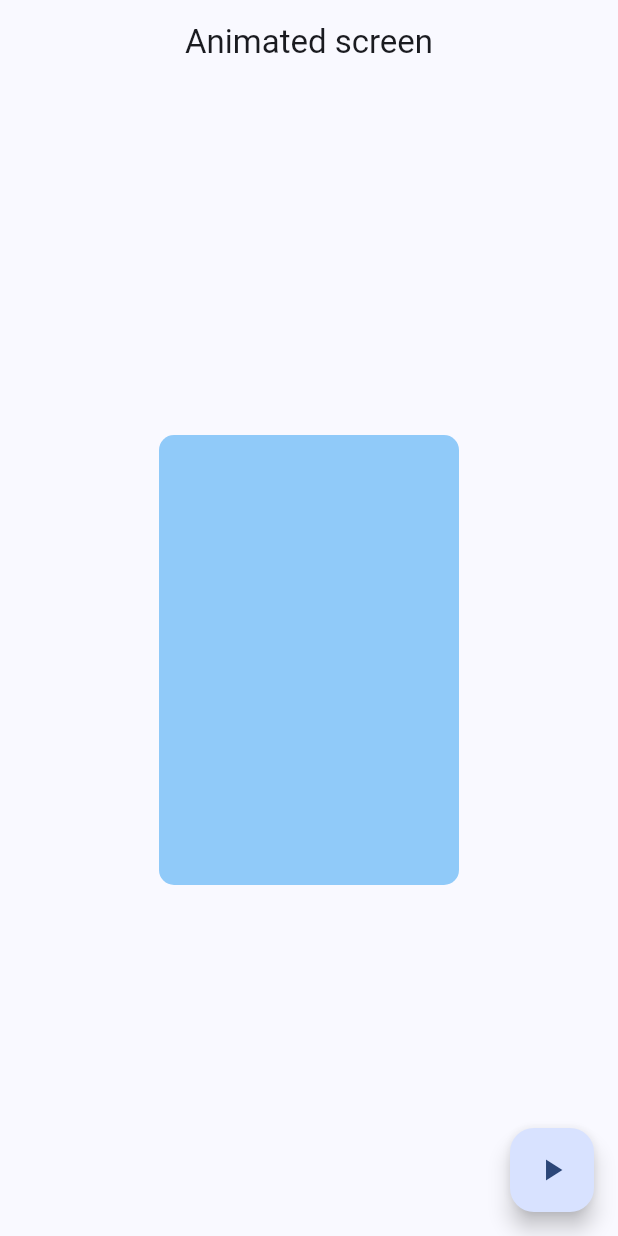
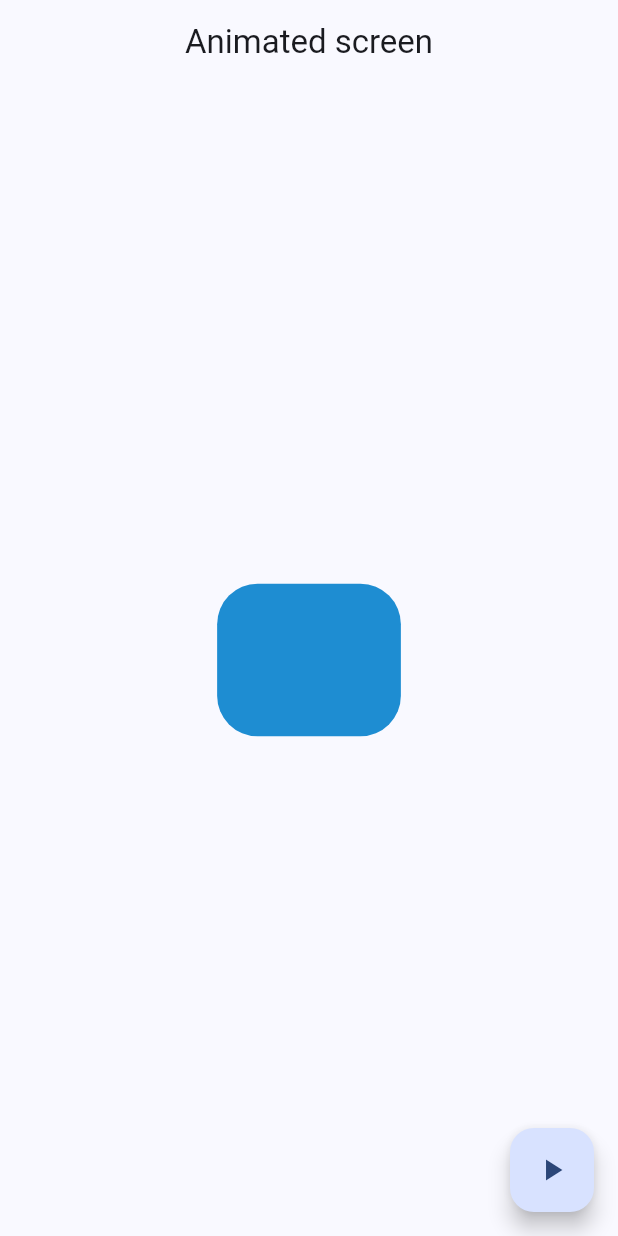
Before and after one commit to yorjanrafa/widgets-course, a Flutter app: the AnimatedScreen screen opened by its route, after a tap on the "play arrow" icon, on a phone screen of 412 x 824 dp. Run offline on Flutter 3.47's test engine with Material 3 defaults, Android fonts, the light colour scheme and no system bars; our stand-ins replace go_router.

Commit message:
animated container

```diff
--- a/lib/presentation/screens/animated/animated_screen.dart
+++ b/lib/presentation/screens/animated/animated_screen.dart
@@ -1,9 +1,35 @@
+import 'dart:math';
+
 import 'package:flutter/material.dart';
 
-class AnimatedScreen extends StatelessWidget {
+class AnimatedScreen extends StatefulWidget {
   static const String name = 'animated_screen';
 
   const AnimatedScreen({super.key});
+
+  @override
+  State<AnimatedScreen> createState() => _AnimatedScreenState();
+}
+
+class _AnimatedScreenState extends State<AnimatedScreen> {
+  double width = 50;
+  double height = 50;
+  Color color = Colors.blue;
+  BorderRadius borderRadius = BorderRadius.circular(10);
+
+  void changeShape() {
+    final random = Random();
+    width = random.nextInt(300).toDouble() + 120;
+    height = random.nextInt(300).toDouble() + 120;
+    color = Color.fromRGBO(
+      random.nextInt(255),
+      random.nextInt(255),
+      random.nextInt(255),
+      1,
+    );
+    borderRadius = BorderRadius.circular(random.nextInt(100).toDouble() + 20);
+    setState(() {});
+  }
 
   @override
   Widget build(BuildContext context) {
@@ -14,14 +40,13 @@ class AnimatedScreen extends StatelessWidget {
       body: Center(
         child: AnimatedContainer(
           duration: const Duration(milliseconds: 4400),
-          width: 200,
-          height: 300,
-          decoration: BoxDecoration(
-              color: Colors.blue[200], borderRadius: BorderRadius.circular(10)),
+          width: width,
+          height: height,
+          decoration: BoxDecoration(color: color, borderRadius: borderRadius),
         ),
       ),
       floatingActionButton: FloatingActionButton(
-        onPressed: () {},
+        onPressed: changeShape,
         child: const Icon(Icons.play_arrow),
       ),
     );
```
